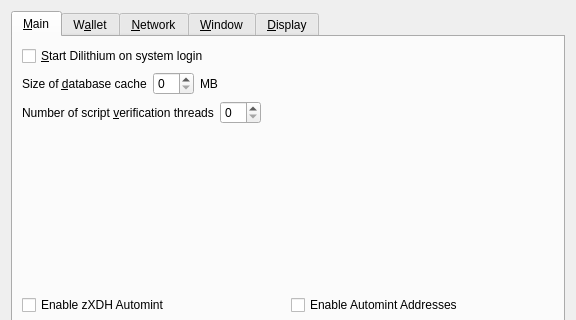
Old version of the form src/qt/forms/optionsdialog.ui in the repository kahsh/kahsh; both pictures show x 0 to 576 and y 0 to 320 of the 576 by 512 pixel window.
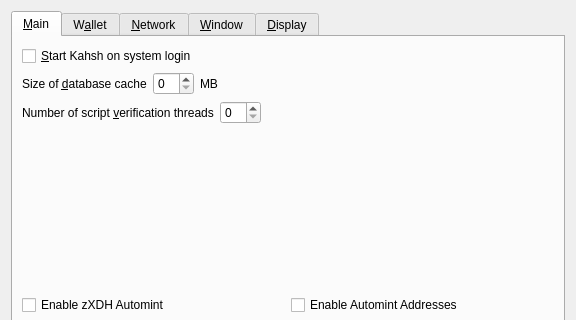
New version of the form. The open tabs and pages were chosen to show the change. Custom widgets are drawn as their Qt base class.

Patch:
```diff
--- a/src/qt/forms/optionsdialog.ui
+++ b/src/qt/forms/optionsdialog.ui
@@ -33,7 +33,7 @@
           <string>Automatically start Dilithium after logging in to the system.</string>
          </property>
          <property name="text">
-          <string>&amp;Start Dilithium on system login</string>
+          <string>&amp;Start Kahsh on system login</string>
          </property>
         </widget>
        </item>
```
Left out of the diff: 10 changed lines with no effect on the pictures.
